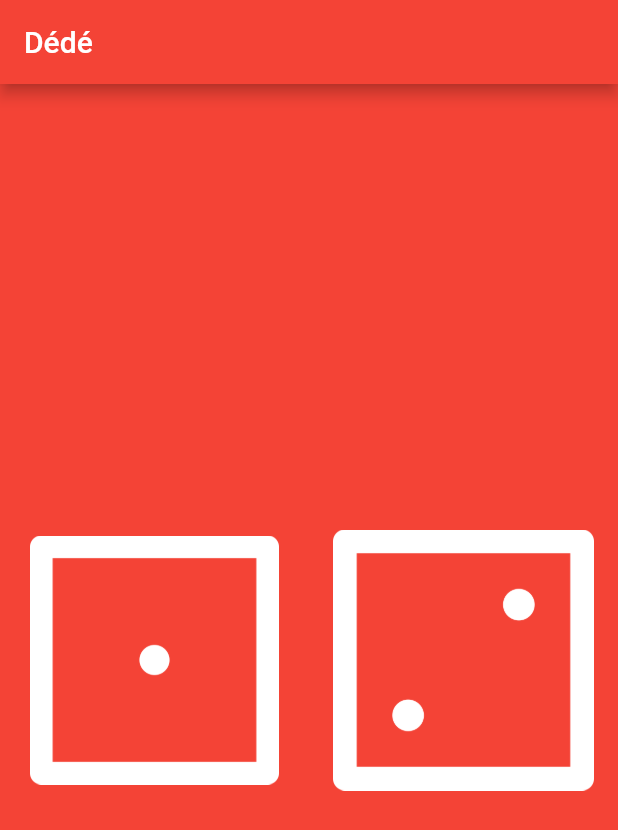
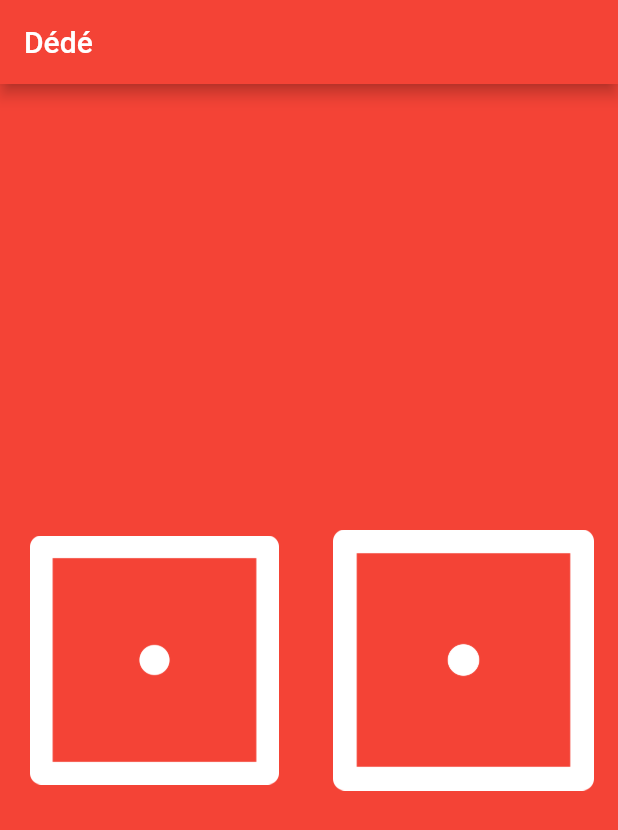
Before and after one commit to houdja/dede, a Flutter app: the screen it shows after launch, on a phone screen of 412 x 824 dp. Shown: the top 830 px of the screen. Run offline on Flutter 3.47's test engine with Material 2 defaults, Android fonts, the phone set to English and light mode, and no system bars.

```diff
--- a/lib/main.dart
+++ b/lib/main.dart
@@ -17,7 +17,6 @@ void main() {
 
 class DicePage extends StatelessWidget {
   int leftDiceNumber = 1;
-  int rightDiceNumber = 2;
   @override
   Widget build(BuildContext context) {
     return Center(
@@ -37,7 +36,7 @@ class DicePage extends StatelessWidget {
             child: Padding(
               padding: const EdgeInsets.symmetric(horizontal: 16.0),
               child: Image.asset(
-                'images/dice$rightDiceNumber.png',
+                'images/dice$leftDiceNumber.png',
               ),
             ),
           ),
```
